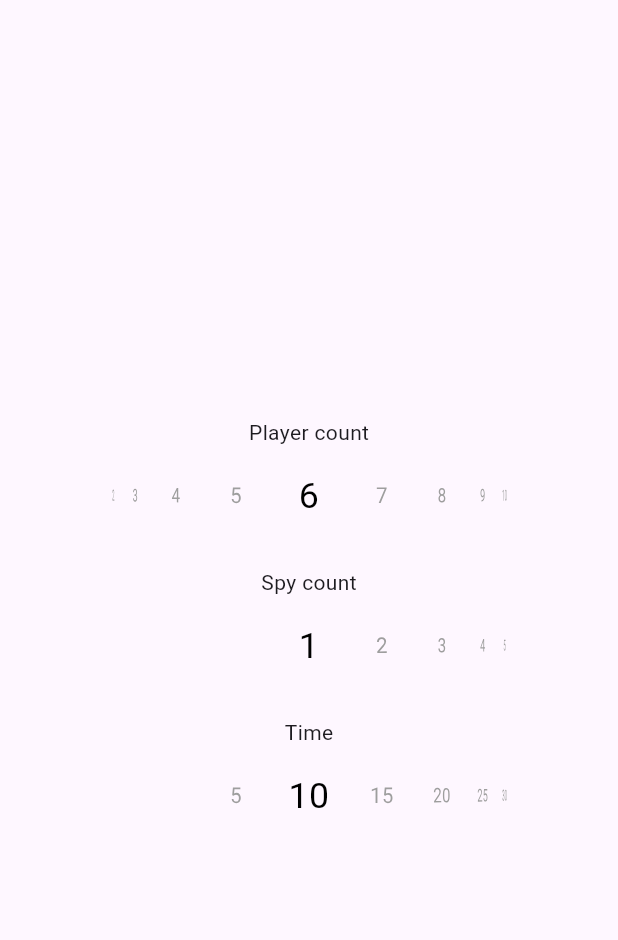
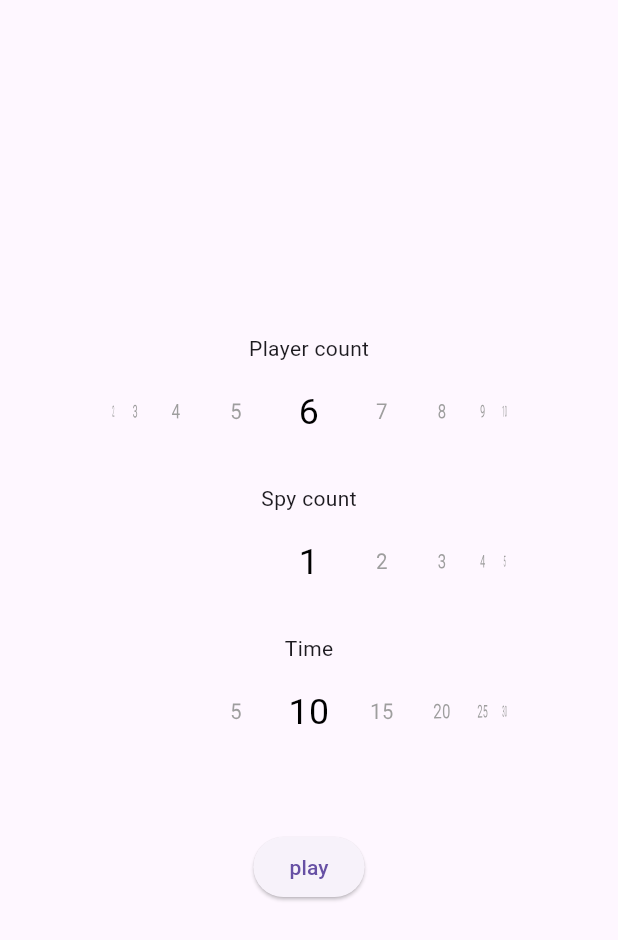
Before and after one commit to soltanzadehErfan/spy, a Flutter app: the screen it shows after launch, on a phone screen of 412 x 824 dp. Shown: the top 940 px of the screen. Run offline on Flutter 3.47's test engine with Material 3 defaults, Android fonts, the phone set to English and light mode, and no system bars; drawn by our look-alikes of wheel_chooser; our stand-ins replace flutter_svg, go_router.

Commit message:
minor changes in home_screen.dart and home_provider.dart

```diff
--- a/lib/src/modules/home/home_provider.dart
+++ b/lib/src/modules/home/home_provider.dart
@@ -2,6 +2,7 @@ import 'package:flutter/cupertino.dart';
 
 class HomeProvider extends ChangeNotifier {
   final BuildContext context;
+
   List<int> playerCount = [1, 2, 3, 4, 5, 6, 7, 8, 9, 10, 11, 12, 13, 14, 15];
   List<int> spyCount = [1, 2, 3, 4, 5];
   List<int> time = [5, 10, 15, 20, 25, 30];
--- a/lib/src/modules/home/home_screen.dart
+++ b/lib/src/modules/home/home_screen.dart
@@ -1,4 +1,5 @@
 import 'package:flutter/material.dart';
+import 'package:go_router/go_router.dart';
 import 'package:provider/provider.dart';
 import 'package:spy/src/modules/home/home_provider.dart';
 import 'package:wheel_chooser/wheel_chooser.dart';
@@ -31,6 +32,8 @@ class _HomeScreen extends StatelessWidget {
           _buildWheelChooser('Spy count', provider.spyCount, 0),
           const SizedBox(height: 32),
           _buildWheelChooser('Time', provider.time, 1),
+          const SizedBox(height: 64),
+          ElevatedButton(onPressed: () => context.go('/play_screen'), child: const Text('play')),
         ],
       ),
     );
```
